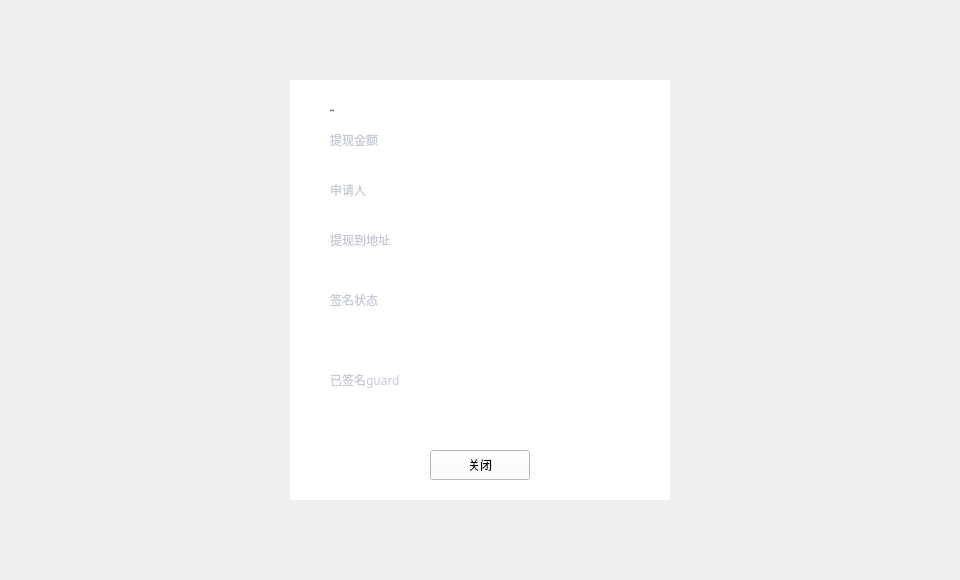
First picture: the form in LNKWallet/guard/WithdrawInfoDialog.ui, repository HcashOrg/hx-indicator, before the edit.
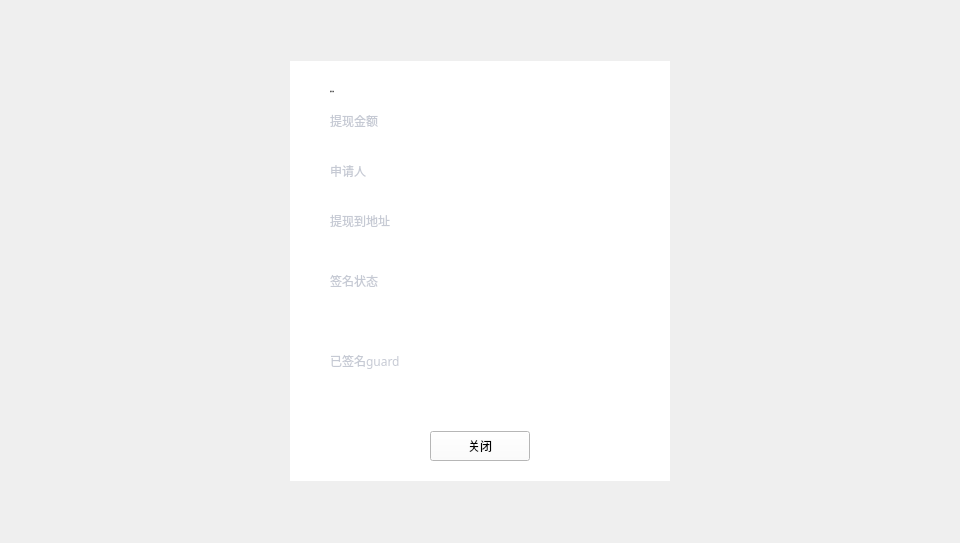
Second picture: the form after the edit.

The edit to the form file:
```diff
--- a/LNKWallet/guard/WithdrawInfoDialog.ui
+++ b/LNKWallet/guard/WithdrawInfoDialog.ui
@@ -7,7 +7,7 @@
     <x>0</x>
     <y>0</y>
     <width>960</width>
-    <height>580</height>
+    <height>543</height>
    </rect>
   </property>
   <property name="windowTitle">
@@ -19,7 +19,7 @@
      <x>0</x>
      <y>0</y>
      <width>960</width>
-     <height>580</height>
+     <height>543</height>
     </rect>
    </property>
    <property name="font">
@@ -33,7 +33,7 @@
     <property name="geometry">
      <rect>
       <x>290</x>
-      <y>80</y>
+      <y>61</y>
       <width>380</width>
       <height>420</height>
      </rect>
```
